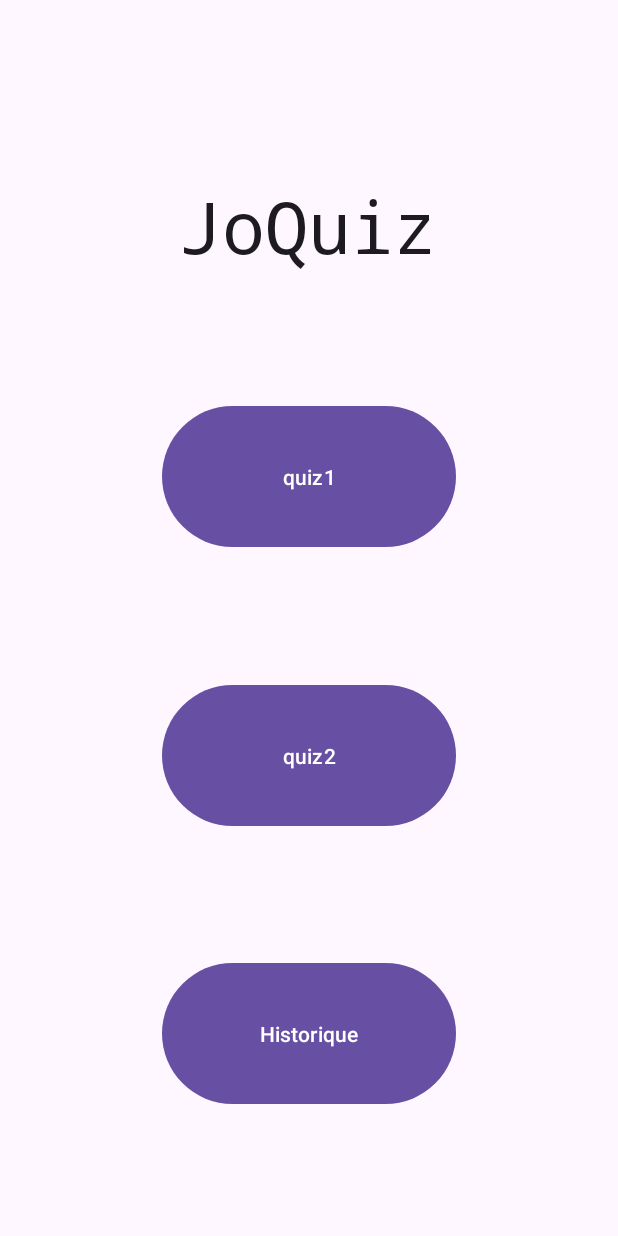
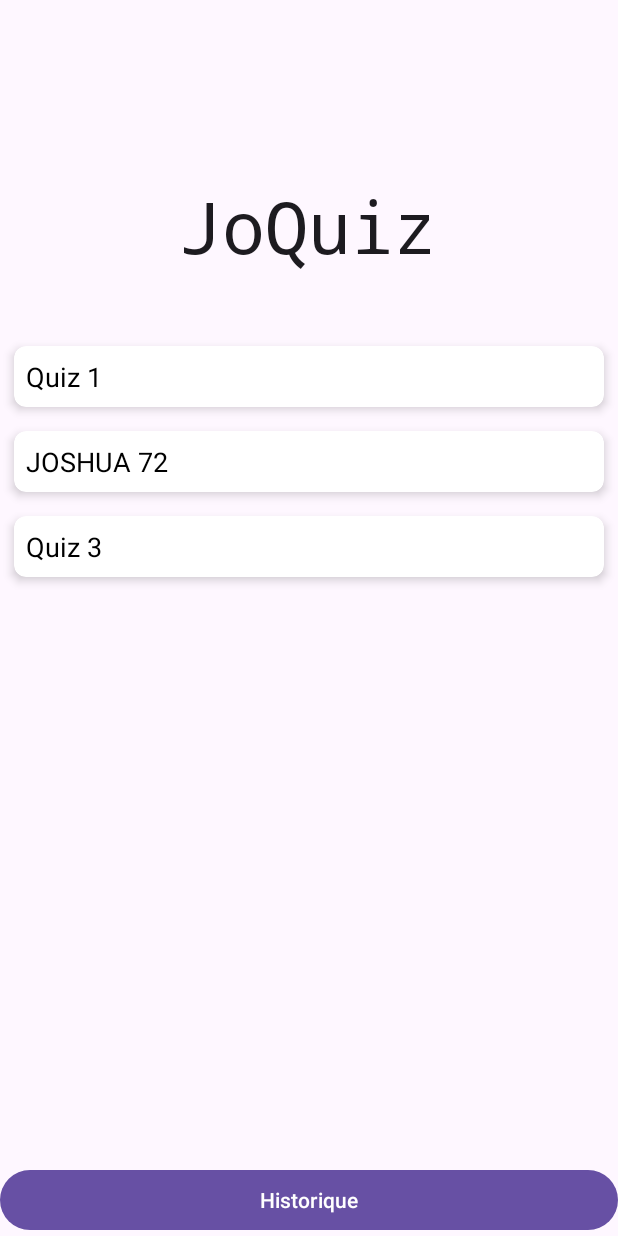
Before and after one commit to Bifmann/JoQuiz, an Android app: the screen it shows after launch (MainActivity), on a phone screen of 412 x 824 dp. Run offline under Robolectric (Android 15) with nearby library versions, the phone set to English and light mode, and no system bars.

Commit message:
Ajout de la liste de bouton sur le menu principal

```diff
--- a/JoQuizApp/app/src/main/java/com/example/joquiz/MainActivity.kt
+++ b/JoQuizApp/app/src/main/java/com/example/joquiz/MainActivity.kt
@@ -1,17 +1,55 @@
 package com.example.joquiz
 
+import MenuQuizAdapter
+import android.os.Bundle
+import android.widget.Button
 import androidx.appcompat.app.AppCompatActivity
-import android.os.Bundle
-import android.widget.LinearLayout
-import android.widget.Button
+import androidx.recyclerview.widget.LinearLayoutManager
+import androidx.recyclerview.widget.RecyclerView
 
 class MainActivity : AppCompatActivity() {
+    private lateinit var recyclerView: RecyclerView
+    private lateinit var buttonHistorique: Button
+    private lateinit var quizRepository: QuizRepository
+
     override fun onCreate(savedInstanceState: Bundle?) {
         super.onCreate(savedInstanceState)
         setContentView(R.layout.activity_main)
 
-        val buttonHistorique : Button = findViewById(R.id.button_historique)
+        // Initialize UI components using lateinit
+        recyclerView = findViewById(R.id.recyclerView_MenuQuiz)
+        buttonHistorique = findViewById(R.id.button_historique)
+
+        // Initialize QuizRepository using lateinit
+        quizRepository = QuizRepository()
+
+        // Setup RecyclerView
+        setupRecyclerView()
+
+        // Setup button navigation
+        setupButtonNavigation()
+    }
+
+    /**
+     * Set up the RecyclerView with the MenuQuizAdapter and layout manager.
+     */
+    private fun setupRecyclerView() {
+        recyclerView.adapter = MenuQuizAdapter(createData())
+        recyclerView.layoutManager = LinearLayoutManager(this)
+    }
+
+    /**
+     * Set up button navigation using the NavigationHandler.
+     */
+    private fun setupButtonNavigation() {
         val navigationHandler = NavigationHandler(this)
         navigationHandler.setupButtonNavigation(buttonHistorique, Historique::class.java)
     }
+
+    /**
+     * Create and return a list of QuizList using the QuizRepository.
+     */
+    private fun createData(): List<QuizList> {
+        return quizRepository.getAllQuizzes()
+    }
 }
--- /dev/null
+++ b/JoQuizApp/app/src/main/java/com/example/joquiz/MenuQuizAdapter.kt
@@ -0,0 +1,34 @@
+import android.view.LayoutInflater
+import android.view.View
+import android.view.ViewGroup
+import android.widget.TextView
+import androidx.recyclerview.widget.RecyclerView
+import com.example.joquiz.QuizList
+
+import com.example.joquiz.R
+
+class MenuQuizAdapter(
+    private val data: List<QuizList>
+) : RecyclerView.Adapter<MenuQuizAdapter.ItemViewHolder>(){
+    inner class ItemViewHolder(view: View): RecyclerView.ViewHolder(view) {
+        val quizName: TextView = view.findViewById(R.id.titleTextView)
+    }
+    override fun onCreateViewHolder(
+        parent: ViewGroup, viewType: Int
+    ) : ItemViewHolder {
+        val inflatedView: View = LayoutInflater.from(parent.context)
+            .inflate(R.layout.item_menu_quiz_layout, parent, false)
+
+        return ItemViewHolder(inflatedView)
+    }
+
+    override fun onBindViewHolder(holder: MenuQuizAdapter.ItemViewHolder, position: Int) {
+        val quiz: QuizList = data[position]
+
+        holder.quizName.text = quiz.name
+    }
+
+    override fun getItemCount(): Int {
+        return data.size
+    }
+}
--- /dev/null
+++ b/JoQuizApp/app/src/main/java/com/example/joquiz/QuizList.kt
@@ -0,0 +1,3 @@
+package com.example.joquiz
+
+data class QuizList(val name: String)
--- /dev/null
+++ b/JoQuizApp/app/src/main/java/com/example/joquiz/QuizRepository.kt
@@ -0,0 +1,23 @@
+package com.example.joquiz
+
+class QuizRepository {
+    private val quizList = mutableListOf<QuizList>()
+
+    init {
+        quizList.add(QuizList("Quiz 1"))
+        quizList.add(QuizList("JOSHUA 72"))
+        quizList.add(QuizList("Quiz 3"))
+    }
+
+    fun getAllQuizzes(): List<QuizList> {
+        return quizList.toList()
+    }
+
+    fun addQuiz(quiz: QuizList) {
+        quizList.add(quiz)
+    }
+
+    fun removeQuiz(quiz: QuizList) {
+        quizList.remove(quiz)
+    }
+}
--- a/JoQuizApp/app/src/main/java/com/example/joquiz/Quiz.kt
+++ b/JoQuizApp/app/src/main/java/com/example/joquiz/QuizTest.kt
@@ -3,7 +3,7 @@ package com.example.joquiz
 import android.os.Bundle
 import androidx.appcompat.app.AppCompatActivity
 
-class Quiz : AppCompatActivity() {
+class QuizTest : AppCompatActivity() {
     override fun onCreate(savedInstanceState: Bundle?) {
         super.onCreate(savedInstanceState)
         setContentView(R.layout.quiz)
--- /dev/null
+++ b/JoQuizApp/app/src/main/java/com/example/joquiz/Resultat.kt
@@ -0,0 +1,11 @@
+package com.example.joquiz
+
+import android.os.Bundle
+import androidx.appcompat.app.AppCompatActivity
+
+class Resultat : AppCompatActivity() {
+    override fun onCreate(savedInstanceState: Bundle?) {
+        super.onCreate(savedInstanceState)
+        setContentView(R.layout.resultat)
+    }
+}
--- a/JoQuizApp/app/src/main/res/layout/activity_main.xml
+++ b/JoQuizApp/app/src/main/res/layout/activity_main.xml
@@ -12,8 +12,8 @@
         android:layout_height="wrap_content"
         android:fontFamily="monospace"
         android:text="JoQuiz"
+        android:textAppearance="@style/TextAppearance.AppCompat.Large"
         android:textSize="48sp"
-        android:textAppearance="@style/TextAppearance.AppCompat.Large"
         app:layout_constraintBottom_toBottomOf="parent"
         app:layout_constraintEnd_toEndOf="parent"
         app:layout_constraintHorizontal_bias="0.498"
@@ -22,34 +22,26 @@
         app:layout_constraintVertical_bias="0.155" />
 
     <Button
-        android:id="@+id/button_quiz1"
-        android:layout_width="196dp"
-        android:layout_height="102dp"
-        android:text="quiz1"
-        app:layout_constraintBottom_toTopOf="@+id/button_quiz2"
-        app:layout_constraintEnd_toEndOf="parent"
-        app:layout_constraintStart_toStartOf="parent"
-        app:layout_constraintTop_toBottomOf="@+id/textview_TitreMenu" />
-
-    <Button
-        android:id="@+id/button_quiz2"
-        android:layout_width="196dp"
-        android:layout_height="102dp"
-        android:text="quiz2"
-        app:layout_constraintBottom_toTopOf="@+id/button_historique"
-        app:layout_constraintTop_toBottomOf="@+id/button_quiz1"
-        app:layout_constraintEnd_toEndOf="parent"
-        app:layout_constraintStart_toStartOf="parent" />
-
-    <Button
         android:id="@+id/button_historique"
-        android:layout_width="196dp"
-        android:layout_height="102dp"
+        android:layout_width="match_parent"
+        android:layout_height="wrap_content"
         android:text="Historique"
         app:layout_constraintBottom_toBottomOf="parent"
         app:layout_constraintEnd_toEndOf="parent"
-        app:layout_constraintTop_toBottomOf="@+id/button_quiz2"
+        app:layout_constraintHorizontal_bias="0.497"
         app:layout_constraintStart_toStartOf="parent" />
+
+    <androidx.recyclerview.widget.RecyclerView
+        android:id="@+id/recyclerView_MenuQuiz"
+        android:layout_width="409dp"
+        android:layout_height="514dp"
+        android:layout_marginTop="1dp"
+        android:layout_marginBottom="1dp"
+        app:layout_constraintBottom_toTopOf="@+id/button_historique"
+        app:layout_constraintEnd_toEndOf="parent"
+        app:layout_constraintStart_toStartOf="parent"
+        app:layout_constraintTop_toBottomOf="@+id/textview_TitreMenu"
+        tools:listitem="@layout/item_menu_quiz_layout" />
 
 
 </androidx.constraintlayout.widget.ConstraintLayout>
--- /dev/null
+++ b/JoQuizApp/app/src/main/res/layout/item_menu_quiz_layout.xml
@@ -0,0 +1,21 @@
+<androidx.cardview.widget.CardView
+    xmlns:android="http://schemas.android.com/apk/res/android"
+    xmlns:app="http://schemas.android.com/apk/res-auto"
+    android:layout_width="match_parent"
+    android:layout_height="wrap_content"
+    app:cardCornerRadius="8dp"
+    app:cardElevation="4dp"
+    android:layout_margin="8dp"
+    android:clickable="true"
+    android:focusable="true">
+
+    <TextView
+        android:id="@+id/titleTextView"
+        android:layout_width="match_parent"
+        android:layout_height="wrap_content"
+        android:text="Titre du quiz"
+        android:textSize="18sp"
+        android:textColor="@android:color/black"
+        android:padding="8dp"/>
+
+</androidx.cardview.widget.CardView>
--- a/JoQuizApp/app/src/main/res/layout/quiz.xml
+++ b/JoQuizApp/app/src/main/res/layout/quiz.xml
@@ -4,7 +4,7 @@
     xmlns:tools="http://schemas.android.com/tools"
     android:layout_width="match_parent"
     android:layout_height="match_parent"
-    tools:context=".Quiz">
+    tools:context=".QuizTest">
 
     <TextView
         android:id="@+id/textview_TitreQuiz"
--- a/JoQuizApp/app/src/main/res/layout/resutat.xml
+++ b/JoQuizApp/app/src/main/res/layout/resultat.xml
@@ -3,10 +3,11 @@
     xmlns:app="http://schemas.android.com/apk/res-auto"
     xmlns:tools="http://schemas.android.com/tools"
     android:layout_width="match_parent"
-    android:layout_height="match_parent">
+    android:layout_height="match_parent"
+    tools:context=".Resultat">
 
     <TextView
-        android:id="@+id/textview_TitreResulat"
+        android:id="@+id/textview_TitreResultat"
         android:layout_width="wrap_content"
         android:layout_height="wrap_content"
         android:fontFamily="monospace"
@@ -33,7 +34,7 @@
         app:layout_constraintEnd_toEndOf="parent"
         app:layout_constraintHorizontal_bias="0.498"
         app:layout_constraintStart_toStartOf="parent"
-        app:layout_constraintTop_toBottomOf="@+id/textview_TitreResulat"
+        app:layout_constraintTop_toBottomOf="@+id/textview_TitreResultat"
         app:layout_constraintVertical_bias="0.317" />
 
     <Button
```
